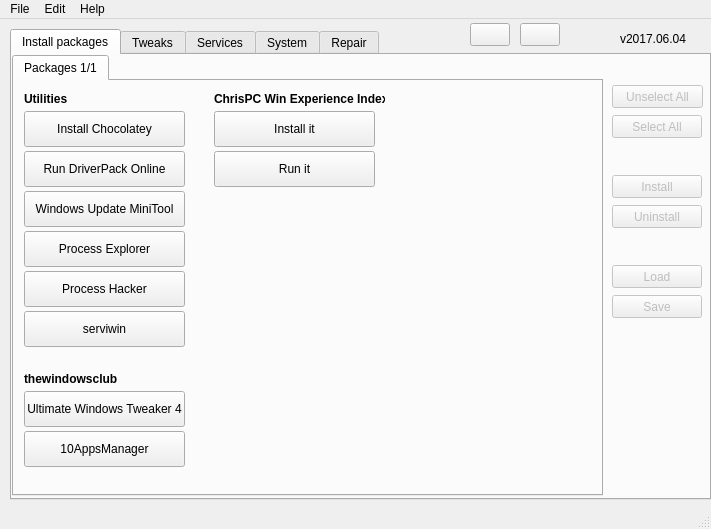
This is mainwindow.ui in adgellida/winsys as Qt 5 draws it before an edit. The edited form follows.
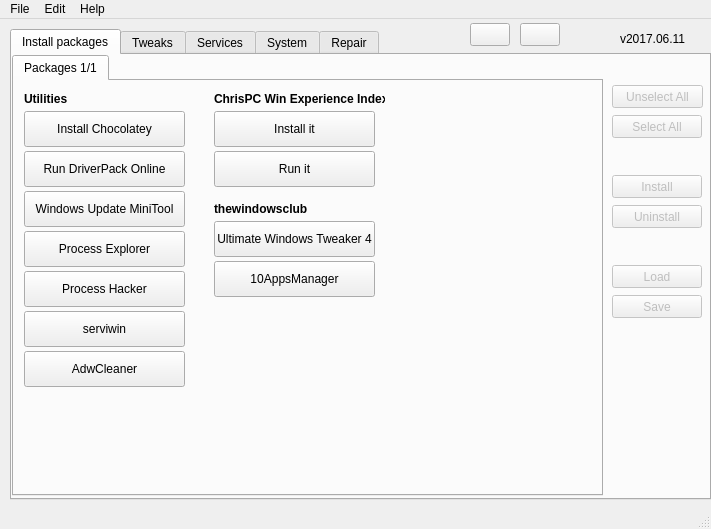
This is the edited form. The open tabs and pages were chosen to show the change. Icons and pictures are not drawn.

```diff
--- a/mainwindow.ui
+++ b/mainwindow.ui
@@ -321,8 +321,8 @@
         </property>
         <property name="geometry">
          <rect>
-          <x>10</x>
-          <y>310</y>
+          <x>200</x>
+          <y>140</y>
           <width>161</width>
           <height>36</height>
          </rect>
@@ -352,8 +352,8 @@
         </property>
         <property name="geometry">
          <rect>
-          <x>10</x>
-          <y>350</y>
+          <x>200</x>
+          <y>180</y>
           <width>161</width>
           <height>36</height>
          </rect>
@@ -380,8 +380,8 @@
        <widget class="QLabel" name="label_22">
         <property name="geometry">
          <rect>
-          <x>10</x>
-          <y>290</y>
+          <x>200</x>
+          <y>120</y>
           <width>101</width>
           <height>16</height>
          </rect>
@@ -520,6 +520,37 @@
          <bool>false</bool>
         </property>
        </widget>
+       <widget class="QPushButton" name="runAdwcleaner">
+        <property name="enabled">
+         <bool>true</bool>
+        </property>
+        <property name="geometry">
+         <rect>
+          <x>10</x>
+          <y>270</y>
+          <width>161</width>
+          <height>36</height>
+         </rect>
+        </property>
+        <property name="whatsThis">
+         <string/>
+        </property>
+        <property name="text">
+         <string>AdwCleaner</string>
+        </property>
+        <property name="iconSize">
+         <size>
+          <width>30</width>
+          <height>30</height>
+         </size>
+        </property>
+        <property name="shortcut">
+         <string/>
+        </property>
+        <property name="checkable">
+         <bool>false</bool>
+        </property>
+       </widget>
       </widget>
      </widget>
     </widget>
@@ -4358,7 +4389,7 @@
      </rect>
     </property>
     <property name="text">
-     <string>v2017.06.04</string>
+     <string>v2017.06.11</string>
     </property>
    </widget>
    <widget class="QPushButton" name="updateAppButton">
```
Left out of the diff: 2 changed lines with no effect on the pictures.
